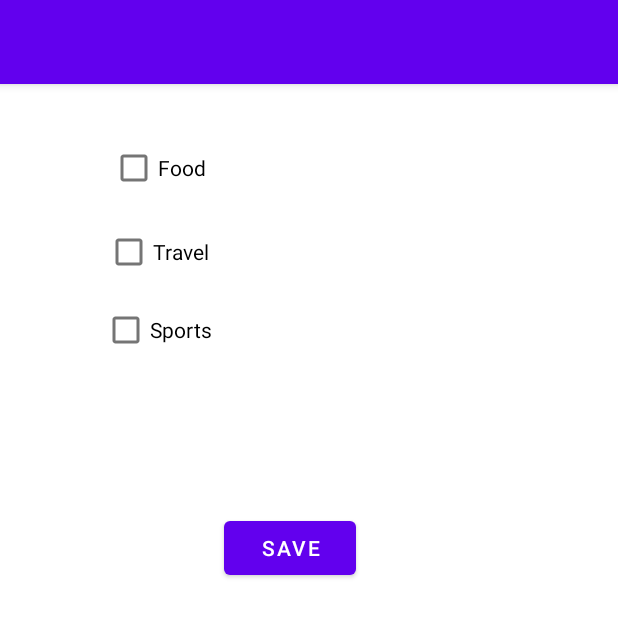
After one commit to kryptorado/dineShareAndroid, an Android app: the InterestsActivity screen opened directly, with no data from a screen before it, on a phone screen of 412 x 824 dp, the top half of it. The commit adds this screen. Run offline under Robolectric (Android 15) with nearby library versions, the phone set to English and light mode, and no system bars; libraries missing offline, so code that uses them is left out: com.amplifyframework.api, com.amplifyframework.core; 1 statement that could not run was skipped.

Commit message:
Added interest selection activity and user api endpoint

```diff
--- a/app/src/main/AndroidManifest.xml
+++ b/app/src/main/AndroidManifest.xml
@@ -10,6 +10,9 @@
         android:roundIcon="@mipmap/ic_launcher_round"
         android:supportsRtl="true"
         android:theme="@style/Theme.DineShareAndroid">
+        <activity
+            android:name=".InterestsActivity"
+            android:exported="false" />
         <activity
             android:name=".LoggedInActivity"
             android:exported="false" />
--- /dev/null
+++ b/app/src/main/java/com/example/dineshareandroid/InterestsActivity.kt
@@ -0,0 +1,90 @@
+package com.example.dineshareandroid
+
+import android.content.Intent
+import android.os.Bundle
+import android.util.Log
+import androidx.appcompat.app.AppCompatActivity
+import com.amplifyframework.api.graphql.model.ModelMutation
+import com.amplifyframework.api.graphql.model.ModelQuery
+import com.amplifyframework.core.Amplify
+import com.amplifyframework.datastore.generated.model.User
+import kotlinx.android.synthetic.main.activity_interests.*
+
+
+class InterestsActivity : AppCompatActivity() {
+    private val TAG = "InterestsActivity"
+
+    override fun onCreate(savedInstanceState: Bundle?) {
+        super.onCreate(savedInstanceState)
+        setContentView(R.layout.activity_interests)
+
+        // TODO: fix code..
+
+        Amplify.API.query(
+            ModelQuery.get(User::class.java, Amplify.Auth.currentUser.userId),
+            { user ->
+                val interests = (user.data as User).interests
+                runOnUiThread {
+                    if (interests != null) {
+                        if (interests.contains(1)) {
+                            interests_checkbox_1.isChecked = true
+                        }
+
+                        if (interests.contains(2)) {
+                            interests_checkbox_2.isChecked = true
+                        }
+
+                        if (interests.contains(3)) {
+                            interests_checkbox_3.isChecked = true
+                        }
+                    }
+                }
+                Log.i(TAG, "Query results = ${(user.data as User).interests}")
+            },
+            { Log.e(TAG, "Query failed", it) }
+        )
+
+
+        val list = mutableListOf<Int>()
+        interests_checkbox_1.setOnCheckedChangeListener { _, isChecked ->
+            if (isChecked) {
+                list.add(1)
+            } else {
+                list.remove(1)
+            }
+        }
+
+        interests_checkbox_2.setOnCheckedChangeListener { _, isChecked ->
+            if (isChecked) {
+                list.add(2)
+            } else {
+                list.remove(2)
+            }
+        }
+
+        interests_checkbox_3.setOnCheckedChangeListener { _, isChecked ->
+            if (isChecked) {
+                list.add(3)
+            } else {
+                list.remove(3)
+            }
+        }
+
+        interests_save_button.setOnClickListener {
+            val user = User.builder()
+                .id(Amplify.Auth.currentUser.userId)
+                .interests(list)
+                .build()
+
+            Amplify.API.mutate(
+                ModelMutation.update(user),
+                { Log.i(TAG, "UPDATE succeeded: $it") },
+                { Log.e(TAG, "UPDATE failed", it) }
+            )
+
+            startActivity(Intent(this, LoggedInActivity::class.java))
+        }
+
+
+    }
+}
--- /dev/null
+++ b/app/src/main/res/layout/activity_interests.xml
@@ -0,0 +1,54 @@
+<?xml version="1.0" encoding="utf-8"?>
+<androidx.constraintlayout.widget.ConstraintLayout xmlns:android="http://schemas.android.com/apk/res/android"
+    xmlns:app="http://schemas.android.com/apk/res-auto"
+    xmlns:tools="http://schemas.android.com/tools"
+    android:layout_width="match_parent"
+    android:layout_height="match_parent"
+    tools:context=".InterestsActivity">
+
+    <Button
+        android:id="@+id/interests_save_button"
+        android:layout_width="wrap_content"
+        android:layout_height="wrap_content"
+        android:text="save"
+        app:layout_constraintBottom_toBottomOf="parent"
+        app:layout_constraintEnd_toEndOf="parent"
+        app:layout_constraintHorizontal_bias="0.461"
+        app:layout_constraintStart_toStartOf="parent"
+        app:layout_constraintTop_toBottomOf="@+id/interests_checkbox_3"
+        app:layout_constraintVertical_bias="0.183" />
+
+    <CheckBox
+        android:id="@+id/interests_checkbox_2"
+        android:layout_width="wrap_content"
+        android:layout_height="wrap_content"
+        android:layout_marginTop="8dp"
+        android:text="Travel"
+        app:layout_constraintEnd_toEndOf="parent"
+        app:layout_constraintHorizontal_bias="0.205"
+        app:layout_constraintStart_toStartOf="parent"
+        app:layout_constraintTop_toBottomOf="@+id/interests_checkbox_1" />
+
+    <CheckBox
+        android:id="@+id/interests_checkbox_1"
+        android:layout_width="wrap_content"
+        android:layout_height="wrap_content"
+        android:layout_marginTop="32dp"
+        android:text="Food"
+        app:layout_constraintEnd_toEndOf="parent"
+        app:layout_constraintHorizontal_bias="0.21"
+        app:layout_constraintStart_toStartOf="parent"
+        app:layout_constraintTop_toTopOf="parent" />
+
+    <CheckBox
+        android:id="@+id/interests_checkbox_3"
+        android:layout_width="wrap_content"
+        android:layout_height="wrap_content"
+        android:layout_marginTop="4dp"
+        android:text="Sports"
+        app:layout_constraintEnd_toEndOf="parent"
+        app:layout_constraintHorizontal_bias="0.201"
+        app:layout_constraintStart_toStartOf="parent"
+        app:layout_constraintTop_toBottomOf="@+id/interests_checkbox_2" />
+
+</androidx.constraintlayout.widget.ConstraintLayout>
```
Also changed, not shown: app/build.gradle (+9 -0 lines), app/src/main/java/com/example/dineshareandroid/AmplifyApp.kt (+7 -4 lines), app/src/main/java/com/example/dineshareandroid/EmailConfirmationActivity.kt (+24 -6 lines), app/src/main/java/com/example/dineshareandroid/LoggedInActivity.kt (+5 -9 lines), app/src/main/java/com/example/dineshareandroid/SignupActivity.kt (+9 -4 lines), app/src/main/java/userProfileAPI/UserProfileAPIClient.java (added, +58 -0 lines), app/src/main/java/userProfileAPI/model/RequestSchema.java (added, +41 -0 lines), app/src/main/java/userProfileAPI/model/ResponseSchema.java (added, +41 -0 lines), app/src/main/res/layout/activity_logged_in.xml (+13 -0 lines), app/src/main/java/com/amplifyframework/datastore/generated/model/AmplifyModelProvider.java (added), app/src/main/java/com/amplifyframework/datastore/generated/model/User.java (added), 5 other files.
